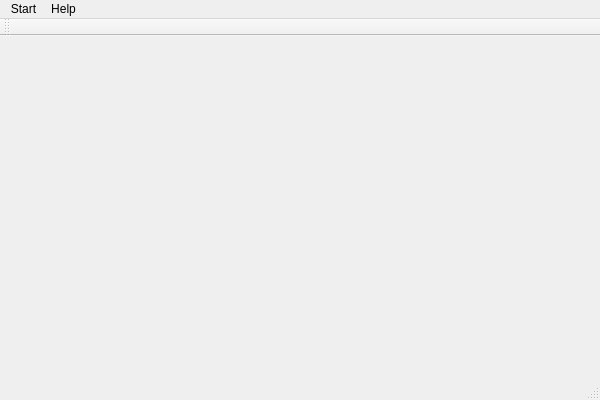
This is src/game.ui in StevenHuang2020/SlidingGame as Qt 5 draws it before an edit. The edited form follows.
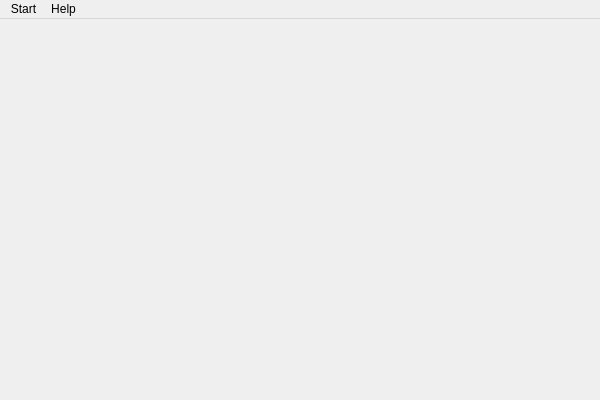
This is the edited form.

```diff
--- a/src/game.ui
+++ b/src/game.ui
@@ -43,15 +43,6 @@
    <addaction name="menuNew"/>
    <addaction name="menuHelp"/>
   </widget>
-  <widget class="QToolBar" name="mainToolBar">
-   <attribute name="toolBarArea">
-    <enum>TopToolBarArea</enum>
-   </attribute>
-   <attribute name="toolBarBreak">
-    <bool>false</bool>
-   </attribute>
-  </widget>
-  <widget class="QStatusBar" name="statusBar"/>
   <action name="actionNew">
    <property name="text">
     <string>New</string>
```
Left out of the diff: 1 changed line with no effect on the pictures.
